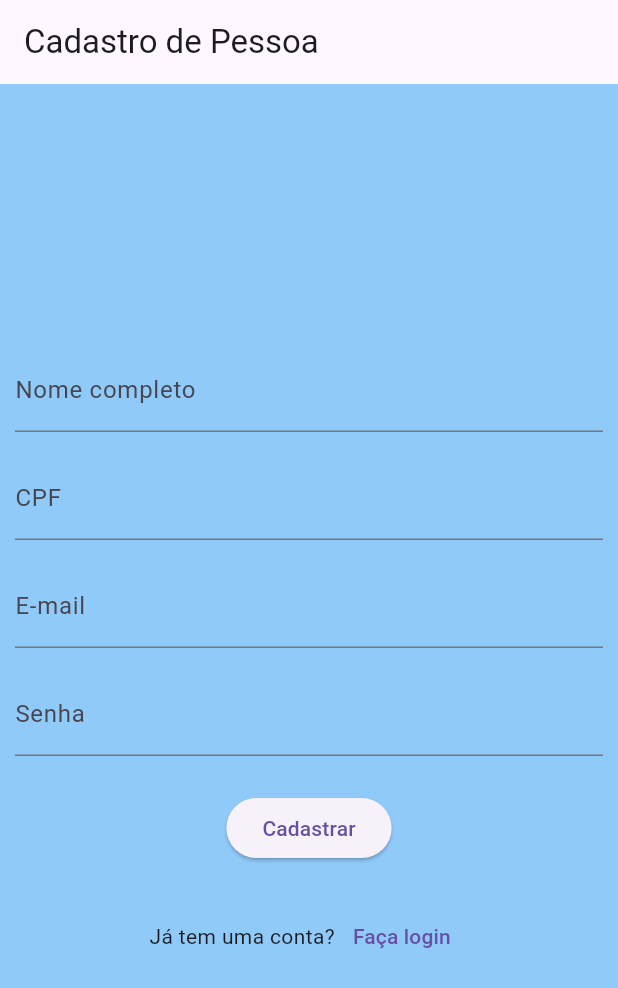
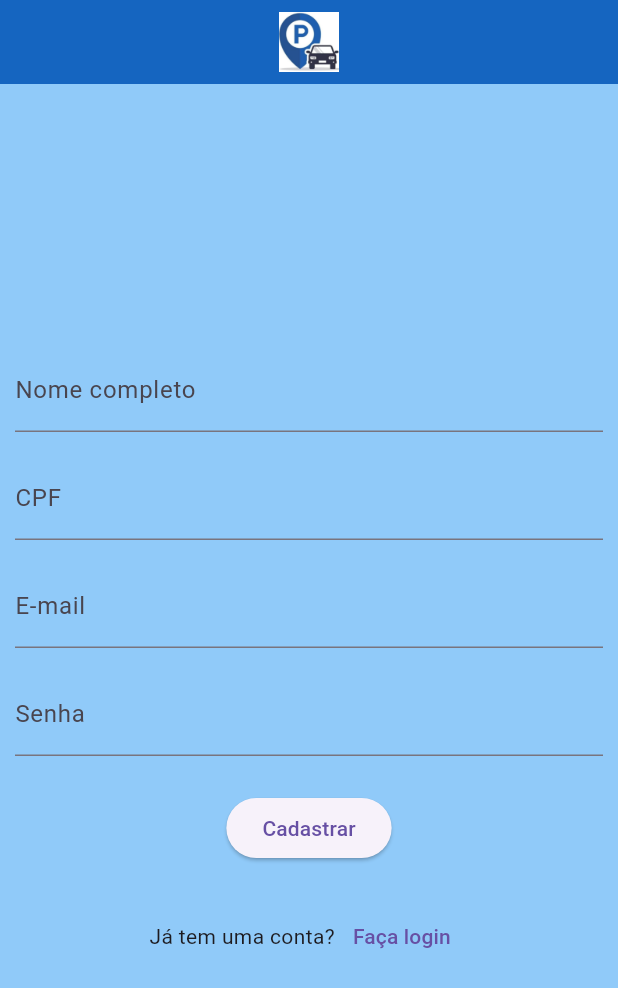
Before and after one commit to Entra21-Flutter/Estacionamento_Frontend_Motorista, a Flutter app: the screen it shows after launch, on a phone screen of 412 x 824 dp. Shown: the top 988 px of the screen. Run offline on Flutter 3.47's test engine with Material 3 defaults, Android fonts, the phone set to English and light mode, and no system bars.

Commit message:
Criado logo appbar e atualizadp tela cadastro

```diff
--- a/vagaja/lib/views/CadastroMotorista.dart
+++ b/vagaja/lib/views/CadastroMotorista.dart
@@ -1,5 +1,7 @@
 import 'package:flutter/material.dart';
+import 'package:vagaja/views/layouts/BarraLogo.dart';
 import 'package:vagaja/views/layouts/BarraNavegacao.dart';
+
 
 // Tela de cadastro de motorista, usando um StatefulWidget para gerenciar o estado dos campos do formulário.
 class CadastroMotorista extends StatefulWidget {
@@ -24,7 +26,7 @@
     return Scaffold(
       backgroundColor: Colors.blue[200], // Cor de fundo da tela.
       // Barra superior da tela com o título.
-      appBar: AppBar(title: const Text('Cadastro de Pessoa')),
+      appBar: Barralogo(),
       body: Padding(
         padding: const EdgeInsets.all(10.0), // Espaçamento interno da tela.
         child: Center(
--- /dev/null
+++ b/vagaja/lib/views/layouts/BarraLogo.dart
@@ -0,0 +1,22 @@
+import 'package:flutter/material.dart';
+
+class Barralogo extends StatelessWidget implements PreferredSizeWidget {
+  const Barralogo({super.key});
+
+  @override
+  Widget build(BuildContext context) {
+    return AppBar(
+      backgroundColor: Colors.blue[800],
+      centerTitle: true,
+      title: Image.asset(
+        'assets/images/LogoVagaJa.jpg', // Caminho relativo ao pubspec.yaml
+        height: 40, // Ajuste a altura conforme necessário
+
+      ),
+      elevation: 0,
+    );
+  }
+
+  @override
+  Size get preferredSize => const Size.fromHeight(kToolbarHeight);
+}
```
Also changed, not shown: vagaja/pubspec.yaml (+5 -65 lines), vagaja/assets/images/LogoVagaJa.jpg (added).
